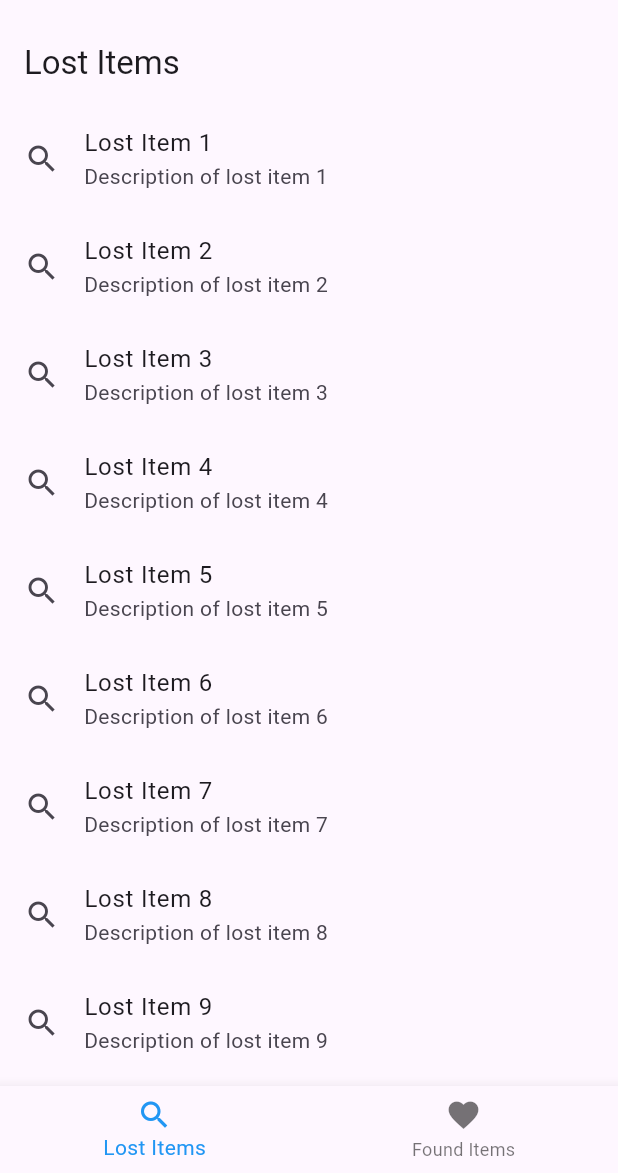
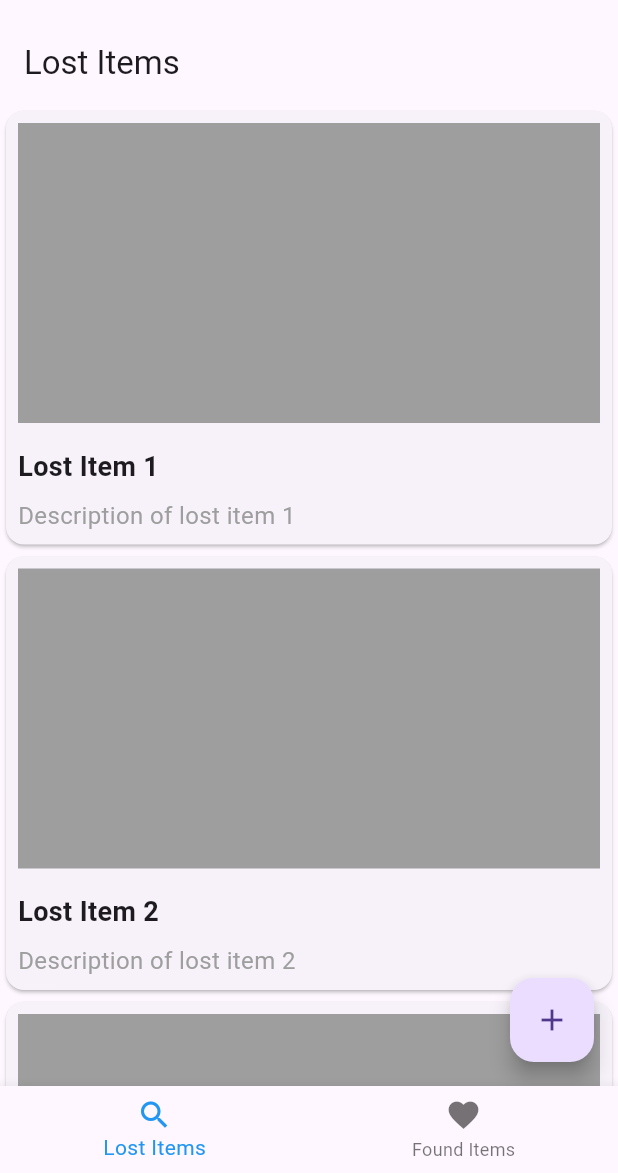
Before and after one commit to Shiva7ganesh/TraceHub, a Flutter app: the screen it shows after launch, on a phone screen of 412 x 824 dp, the part 63-1236 px from its top. Run offline on Flutter 3.47's test engine with Material 3 defaults, Android fonts, the phone set to English and light mode, and no system bars.

Commit message:
Added pages

```diff
--- a/lib/lost_items_page.dart
+++ b/lib/lost_items_page.dart
@@ -1,30 +1,66 @@
 import 'package:flutter/material.dart';
 import 'package:lostandfound/LostItemDetailsPage.dart'; // Import your LostItemDetailsPage widget here
+import 'AddPostPage.dart';
 
 class LostItemsPage extends StatelessWidget {
   @override
   Widget build(BuildContext context) {
     return Scaffold(
       appBar: AppBar(
-        title: Text('Lost Items'),
+        title: Text('Lost Items'), // Update the title here
       ),
       body: ListView.builder(
         itemCount: 10, // Change this to the actual number of lost items
         itemBuilder: (context, index) {
-          // Replace this with your actual lost item widget
-          return ListTile(
-            title: Text('Lost Item ${index + 1}'),
-            subtitle: Text('Description of lost item ${index + 1}'),
-            leading: Icon(Icons.search),
+          return GestureDetector(
             onTap: () {
-              // Navigate to detailed view of the selected lost item
               Navigator.push(
                 context,
                 MaterialPageRoute(builder: (context) => LostItemDetailsPage()),
               );
             },
+            child: Card(
+              child: Padding(
+                padding: EdgeInsets.all(8.0),
+                child: Column(
+                  crossAxisAlignment: CrossAxisAlignment.start,
+                  children: <Widget>[
+                    Container(
+                      width: double.infinity,
+                      height: 200, // Increase the image size here
+                      child: AspectRatio(
+                        aspectRatio: 1, // Square image
+                        child: Container(
+                          color: Colors.grey, // Replace with your image widget or network image
+                          // child: Image.asset('assets/image_placeholder.jpg', fit: BoxFit.cover),
+                        ),
+                      ),
+                    ),
+                    SizedBox(height: 16.0),
+                    Text(
+                      'Lost Item ${index + 1}', // Update the text here
+                      style: TextStyle(fontWeight: FontWeight.bold, fontSize: 18),
+                    ),
+                    SizedBox(height: 8.0),
+                    Text(
+                      'Description of lost item ${index + 1}', // Update the text here
+                      style: TextStyle(color: Colors.grey, fontSize: 16),
+                    ),
+                  ],
+                ),
+              ),
+            ),
           );
         },
+      ),
+      floatingActionButton: FloatingActionButton(
+        onPressed: () {
+          Navigator.push(
+            context,
+            MaterialPageRoute(builder: (context) => AddPostPage()), // Navigate to AddPostPage
+          );
+        },
+        child: Icon(Icons.add),
       ),
     );
   }
```
Also changed, not shown: lib/AddFoundItemPage.dart (added, +96 -0 lines), lib/AddLostItemPage.dart (added, +96 -0 lines), lib/AddPostPage.dart (added, +80 -0 lines), lib/found_items_page.dart (+44 -9 lines).
